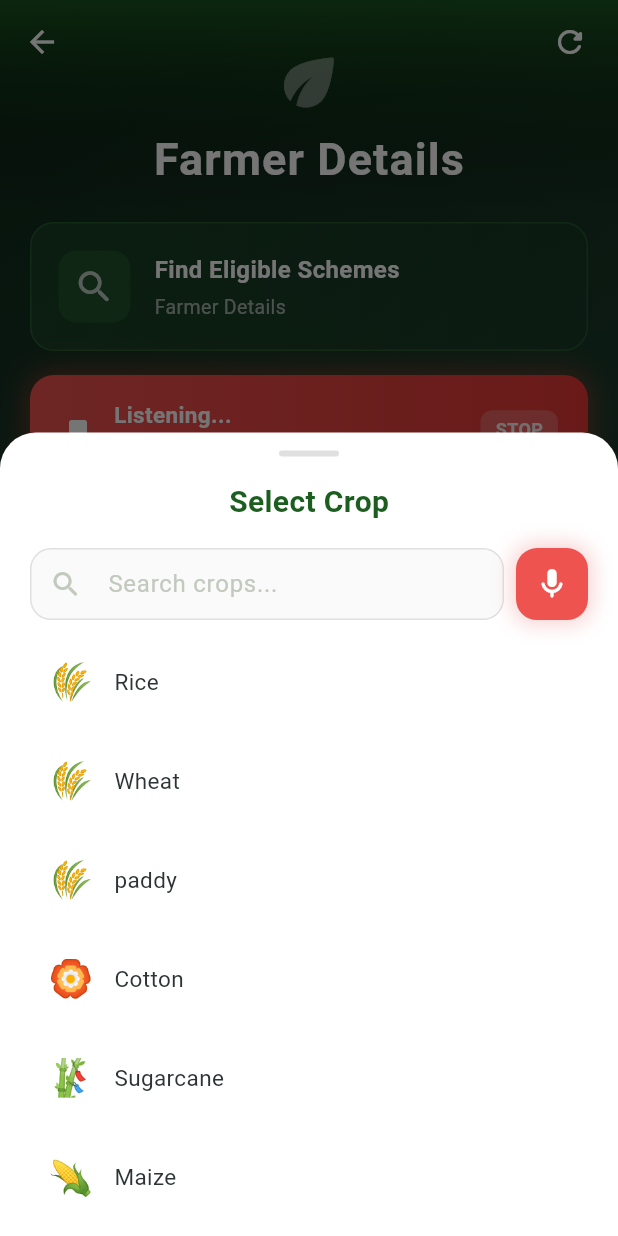
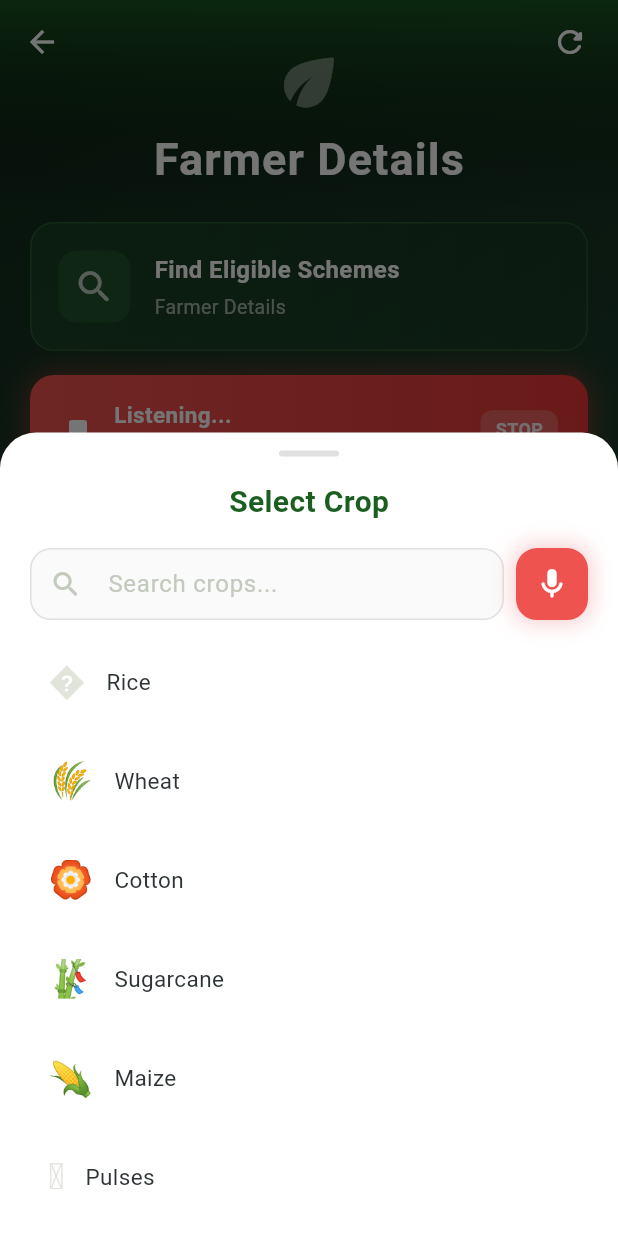
Before and after one commit to jeeva2470041/agrisch, a Flutter app: the DashboardScreen screen opened directly, after a tap on "Voice Input", after a tap on "Select Crop", on a phone screen of 412 x 824 dp. Run offline on Flutter 3.47's test engine with Material 3 defaults, Android fonts, the phone set to English and light mode, and no system bars; our stand-ins replace flutter_tts, geocoding, geolocator, hive_flutter, image_picker, shared_preferences and 1 more; accounts and stored records are empty; network calls fail.

Commit message:
fixed the pixel issue

```diff
--- a/agri_schemes/lib/data/constants.dart
+++ b/agri_schemes/lib/data/constants.dart
@@ -17,7 +17,6 @@ class CropTypes {
   static const String millets = 'Millets';
   static const String oilseeds = 'Oilseeds';
   static const String tobacco = 'Tobacco';
-  static const String paddy = 'Paddy';
 }
 
 class Seasons {
--- a/agri_schemes/lib/l10n/l10n_en.dart
+++ b/agri_schemes/lib/l10n/l10n_en.dart
@@ -196,6 +196,13 @@ const Map<String, String> englishTranslations = {
   'dashboard': 'Dashboard',
   'aiTools': 'AI Tools',
 
+  // Short nav-bar labels (max ~8 chars for bottom nav)
+  'schemesNav': 'Schemes',
+  'weatherNav': 'Weather',
+  'marketNav': 'Market',
+  'aiToolsNav': 'AI Tools',
+  'settingsNav': 'Settings',
+
   // Voice NLP
   'voiceInputTitle': 'Voice Input',
   'voiceInputSubtitle': 'Speak your farm details',
--- a/agri_schemes/lib/l10n/l10n_hi.dart
+++ b/agri_schemes/lib/l10n/l10n_hi.dart
@@ -163,6 +163,13 @@ const Map<String, String> hindiTranslations = {
   'dashboard': 'डैशबोर्ड',
   'aiTools': 'AI उपकरण',
 
+  // Short nav-bar labels
+  'schemesNav': 'योजनाएं',
+  'weatherNav': 'मौसम',
+  'marketNav': 'बाज़ार',
+  'aiToolsNav': 'AI',
+  'settingsNav': 'सेटिंग्स',
+
   // Voice NLP
   'voiceInputTitle': 'वॉइस इनपुट',
   'voiceInputSubtitle': 'अपने खेत का विवरण बोलें',
--- a/agri_schemes/lib/l10n/l10n_ml.dart
+++ b/agri_schemes/lib/l10n/l10n_ml.dart
@@ -163,6 +163,13 @@ const Map<String, String> malayalamTranslations = {
   'dashboard': 'ഡാഷ്‌ബോർഡ്',
   'aiTools': 'AI ടൂളുകൾ',
 
+  // Short nav-bar labels
+  'schemesNav': 'പദ്ധതികൾ',
+  'weatherNav': 'കാലാവസ്ഥ',
+  'marketNav': 'വിപണി',
+  'aiToolsNav': 'AI',
+  'settingsNav': 'ക്രമീകരണം',
+
   // Voice NLP
   'voiceInputTitle': 'ശബ്ദ ഇൻപുട്ട്',
   'voiceInputSubtitle': 'നിങ്ങളുടെ കൃഷി വിവരങ്ങൾ പറയുക',
--- a/agri_schemes/lib/l10n/l10n_ta.dart
+++ b/agri_schemes/lib/l10n/l10n_ta.dart
@@ -194,6 +194,13 @@ const Map<String, String> tamilTranslations = {
   'dashboard': 'டாஷ்போர்டு',
   'aiTools': 'AI கருவிகள்',
 
+  // Short nav-bar labels
+  'schemesNav': 'திட்டங்கள்',
+  'weatherNav': 'வானிலை',
+  'marketNav': 'சந்தை',
+  'aiToolsNav': 'AI',
+  'settingsNav': 'அமைப்பு',
+
   // Voice NLP
   'voiceInputTitle': 'குரல் உள்ளீடு',
   'voiceInputSubtitle': 'உங்கள் பண்ணை விவரங்களைப் பேசுங்கள்',
--- a/agri_schemes/lib/screens/dashboard_screen.dart
+++ b/agri_schemes/lib/screens/dashboard_screen.dart
@@ -191,30 +191,32 @@ class _DashboardScreenState extends State<DashboardScreen>
           selectedItemColor: _accentGreen,
           unselectedItemColor: Colors.white54,
           type: BottomNavigationBarType.fixed,
+          selectedFontSize: 11,
+          unselectedFontSize: 10,
           items: [
             BottomNavigationBarItem(
               icon: const Icon(Icons.search_rounded),
-              label: l.findSchemes,
+              label: l.translate('schemesNav'),
             ),
             BottomNavigationBarItem(
               icon: const Icon(Icons.cloud_outlined),
               activeIcon: const Icon(Icons.cloud),
-              label: l.weather,
+              label: l.translate('weatherNav'),
             ),
             BottomNavigationBarItem(
               icon: const Icon(Icons.storefront_outlined),
               activeIcon: const Icon(Icons.storefront),
-              label: l.marketPrices,
+              label: l.translate('marketNav'),
             ),
             BottomNavigationBarItem(
               icon: const Icon(Icons.auto_awesome_outlined),
               activeIcon: const Icon(Icons.auto_awesome),
-              label: l.translate('aiTools'),
+              label: l.translate('aiToolsNav'),
             ),
             BottomNavigationBarItem(
               icon: const Icon(Icons.settings_outlined),
               activeIcon: const Icon(Icons.settings),
-              label: l.translate('settings'),
+              label: l.translate('settingsNav'),
             ),
           ],
         ),
--- a/agri_schemes/lib/screens/farmer_input_screen.dart
+++ b/agri_schemes/lib/screens/farmer_input_screen.dart
@@ -354,27 +354,29 @@ class _FarmerInputScreenState extends State<FarmerInputScreen>
           selectedItemColor: _accentGreen,
           unselectedItemColor: Colors.white54,
           type: BottomNavigationBarType.fixed,
+          selectedFontSize: 11,
+          unselectedFontSize: 10,
           items: [
             BottomNavigationBarItem(
               icon: const Icon(Icons.search_rounded),
-              label: l.findSchemes,
+              label: l.translate('schemesNav'),
             ),
             BottomNavigationBarItem(
               icon: const Icon(Icons.cloud_outlined),
-              label: l.weather,
+              label: l.translate('weatherNav'),
             ),
             BottomNavigationBarItem(
               icon: const Icon(Icons.storefront_outlined),
-              label: l.marketPrices,
+              label: l.translate('marketNav'),
             ),
             BottomNavigationBarItem(
               icon: const Icon(Icons.auto_awesome_outlined),
-              label: l.translate('aiTools'),
+              label: l.translate('aiToolsNav'),
             ),
             BottomNavigationBarItem(
               icon: const Icon(Icons.settings_outlined),
               activeIcon: const Icon(Icons.settings),
-              label: l.translate('settings'),
+              label: l.translate('settingsNav'),
             ),
           ],
         ),
@@ -625,13 +627,16 @@ class _FarmerInputScreenState extends State<FarmerInputScreen>
           child: Icon(icon, size: 18, color: _primaryGreen),
         ),
         const SizedBox(width: 10),
-        Text(
+        Flexible(
+          child: Text(
             label,
             style: const TextStyle(
               fontSize: 15,
               fontWeight: FontWeight.w600,
               color: Color(0xFF2D3436),
               letterSpacing: 0.3,
+            ),
+            overflow: TextOverflow.ellipsis,
           ),
         ),
       ],
@@ -1112,13 +1117,17 @@ class _FarmerInputScreenState extends State<FarmerInputScreen>
           children: [
             const Icon(Icons.search_rounded, size: 24),
             const SizedBox(width: 12),
-            Text(
+            Flexible(
+              child: Text(
                 l.findSchemes,
                 style: const TextStyle(
                   fontSize: 17,
                   fontWeight: FontWeight.w700,
                   letterSpacing: 0.5,
                 ),
+                overflow: TextOverflow.ellipsis,
+                maxLines: 1,
+              ),
             ),
           ],
         ),
@@ -1132,7 +1141,7 @@ class _FarmerInputScreenState extends State<FarmerInputScreen>
 
   String _cropEmoji(String crop) {
     const map = {
-      'Rice': '🌾',
+      'Rice': '�',
       'Wheat': '🌾',
       'Cotton': '🏵️',
       'Sugarcane': '🎋',
@@ -1150,7 +1159,6 @@ class _FarmerInputScreenState extends State<FarmerInputScreen>
       'Oilseeds': '🌻',
       'Jute': '🧵',
       'Tobacco': '🍂',
-      'Paddy': '🌾',
       'Fisheries': '🐟',
       'Livestock': '🐄',
     };
@@ -1177,7 +1185,6 @@ class _FarmerInputScreenState extends State<FarmerInputScreen>
       CropTypes.oilseeds: l.oilseeds,
       CropTypes.jute: l.jute,
       CropTypes.tobacco: l.tobacco,
-      CropTypes.paddy: 'Paddy',
     };
     return map[cropValue] ?? cropValue;
   }
@@ -1209,9 +1216,8 @@ class _CropPickerSheetState extends State<_CropPickerSheet> {
   // All crops with their keys, values, and emoji icons
   static const _crops = [
     // Most popular crops first
-    ('Rice', 'rice', '🌾'),
+    ('Rice', 'rice', '�'),
     ('Wheat', 'wheat', '🌾'),
-    ('Paddy', 'paddy', '🌾'),
     ('Cotton', 'cotton', '🏵️'),
     ('Sugarcane', 'sugarcane', '🎋'),
     ('Maize', 'maize', '🌽'),
@@ -1228,6 +1234,8 @@ class _CropPickerSheetState extends State<_CropPickerSheet> {
     ('Coffee', 'coffee', '☕'),
     ('Jute', 'jute', '🧵'),
     ('Tobacco', 'tobacco', '🍂'),
+    ('Fisheries', 'fisheries', '🐟'),
+    ('Livestock', 'livestock', '🐄'),
   ];
 
   List<(String, String, String)> get _filteredCrops {
--- a/agri_schemes_25_production_ready.json
+++ b/agri_schemes_25_production_ready.json
@@ -366,7 +366,7 @@
             "West Bengal"
         ],
         "crops": [
-            "Paddy",
+            "Rice",
             "Wheat"
         ],
         "min_land": 0,
```
Also changed, not shown: agri_schemes/lib/screens/scheme_detail_screen.dart (+7 -5 lines), agri_schemes/lib/screens/scheme_recommendation_screen.dart (+24 -11 lines), 2 other files. Lines whose indentation alone changed are shown as unchanged.
